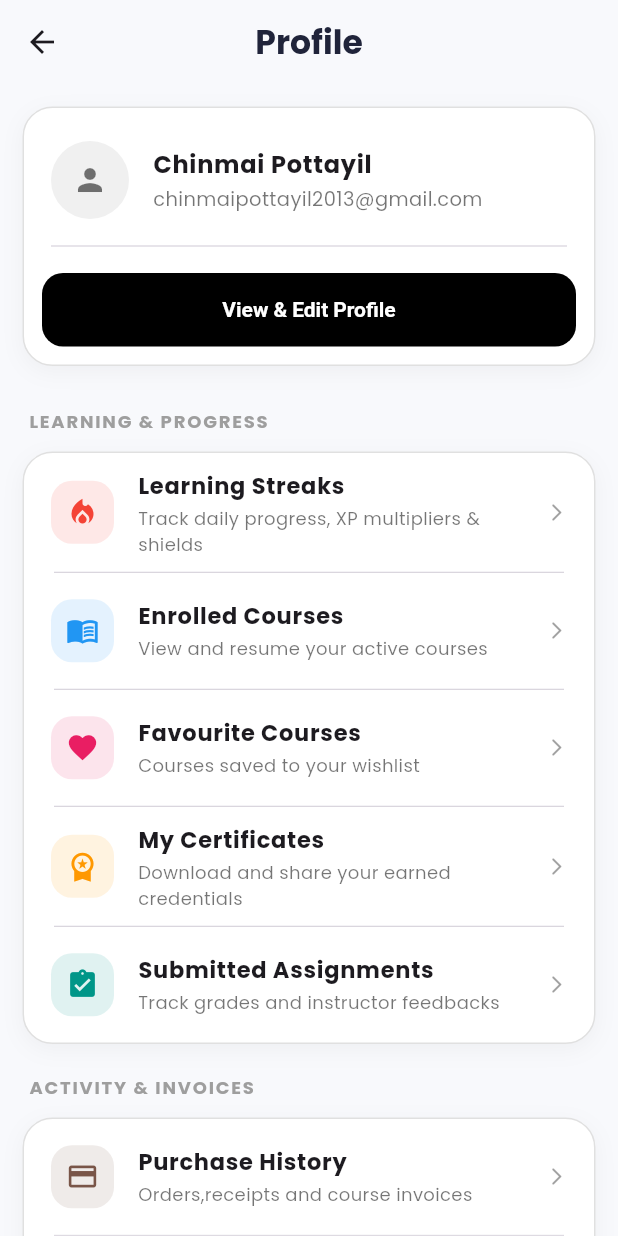
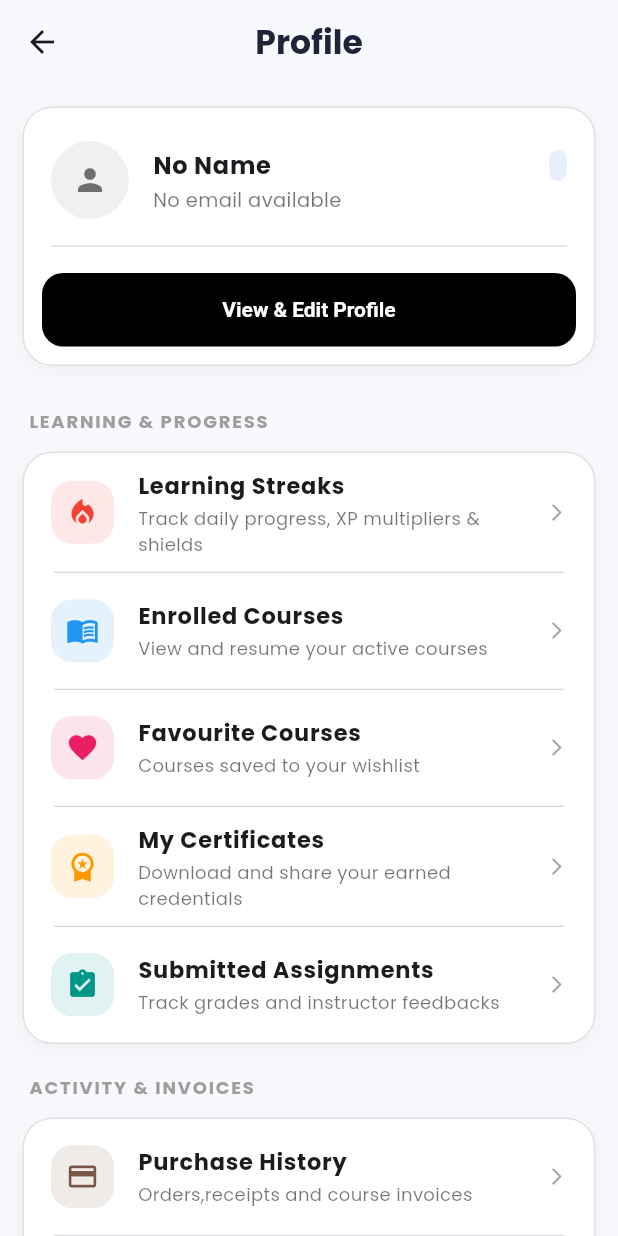
Before and after one commit to chinmaipottayil2013-a11y/course_learning, a Flutter app: the ScreenProfile screen opened directly, on a phone screen of 412 x 824 dp. Run offline on Flutter 3.47's test engine with Material 3 defaults, Android fonts, the phone set to English and light mode, and no system bars; our stand-ins replace flutter_dotenv, flutter_spinkit, google_fonts, shared_preferences; missing offline and left inert: razorpay_flutter; accounts and stored records are empty; network calls fail.

Commit message:
Fixed profile name and email

```diff
--- a/lib/providers/bottom_nav_bar_provider.dart
+++ b/lib/providers/bottom_nav_bar_provider.dart
@@ -8,4 +8,9 @@ class BottomNavBarProvider extends ChangeNotifier {
     _currentIndex = index;
     notifyListeners();
   }
+
+  void reset() {
+    _currentIndex = 0;
+    notifyListeners();
+  }
 }
--- a/lib/screens/screen_home.dart
+++ b/lib/screens/screen_home.dart
@@ -384,9 +384,6 @@ class _HomescreenState extends State<ScreenHome> {
             letterSpacing: -0.5,
           ),
         ),
-        actions: [
-          IconButton(onPressed: logout, icon: const Icon(Icons.logout)),
-        ],
       ),
       body: Consumer<HomescreenProvider>(
         builder: (context, homeScreenProvider, child) {
--- a/lib/screens/screen_profile.dart
+++ b/lib/screens/screen_profile.dart
@@ -2,7 +2,9 @@ import 'package:flutter/material.dart';
 import 'package:learning_course2/core/constants/colors_constants.dart';
 
 import 'package:learning_course2/providers/authentication_provider.dart';
+import 'package:learning_course2/providers/bottom_nav_bar_provider.dart';
 import 'package:learning_course2/screens/screen_enrolled_courses.dart';
+import 'package:learning_course2/screens/screen_favourite.dart';
 import 'package:learning_course2/screens/screen_login.dart';
 import 'package:provider/provider.dart';
 
@@ -30,7 +32,7 @@ class _ScreenProfileState extends State<ScreenProfile> {
     {
       'title': 'Favourite Courses',
       'subtitle': 'Courses saved to your wishlist',
-      'icon': Icons.favorite, // icons were swapped with Certificates
+      'icon': Icons.favorite,
       'color': Colors.pink,
     },
     {
@@ -72,11 +74,30 @@ class _ScreenProfileState extends State<ScreenProfile> {
           ),
         );
         break;
+
+      case 'Favourite Courses':
+        Navigator.push(
+          context,
+          MaterialPageRoute(builder: (context) => const ScreenFavourite()),
+        );
     }
   }
 
   @override
   Widget build(BuildContext context) {
+    final auth = context.watch<AuthenticationProvider>();
+    final user = auth.model?.userData;
+    final String? profileImage = user?.profilePicture;
+    final bool hasImage = profileImage != null && profileImage.isNotEmpty;
+
+    // log('User: ${user?.name}');
+    // log('Username: ${user?.username}');
+    // log('Email: ${user?.email}');
+
+    // log('Model: ${auth.model}');
+    // log('User data: ${auth.model?.userData}');
+    // log('Name: ${user?.name}');
+    // log('Email: ${user?.email}');
     return Scaffold(
       backgroundColor: ColorsConstants.background,
       appBar: AppBar(
@@ -120,19 +141,57 @@ class _ScreenProfileState extends State<ScreenProfile> {
                       leading: CircleAvatar(
                         radius: 26,
                         backgroundColor: Colors.black.withValues(alpha: 0.06),
-                        child: const Icon(Icons.person, color: Colors.black54),
+                        child: hasImage
+                            ? ClipOval(
+                                child: Image.network(
+                                  profileImage,
+                                  height: 52,
+                                  width: 52,
+                                  fit: BoxFit.cover,
+                                  errorBuilder: (context, error, stackTrace) {
+                                    return const Icon(
+                                      Icons.person,
+                                      color: Colors.black54,
+                                    );
+                                  },
+                                ),
+                              )
+                            : const Icon(Icons.person, color: Colors.black54),
                       ),
-                      title: const Text(
-                        'Chinmai Pottayil',
-                        style: TextStyle(
-                          fontSize: 16,
-                          fontWeight: FontWeight.bold,
-                        ),
+                      title: Row(
+                        children: [
+                          Text(
+                            user?.name ?? 'No Name',
+                            style: TextStyle(
+                              fontSize: 16,
+                              fontWeight: FontWeight.bold,
+                            ),
+                          ),
+                          const Spacer(),
+                          Container(
+                            padding: EdgeInsets.symmetric(
+                              horizontal: 6,
+                              vertical: 3,
+                            ),
+                            decoration: BoxDecoration(
+                              color: ColorsConstants.containerColor,
+                              borderRadius: BorderRadius.circular(15),
+                            ),
+                            child: Text(
+                              user?.role ?? '',
+                              style: TextStyle(
+                                fontSize: 10,
+                                color: ColorsConstants.primary,
+                                fontWeight: FontWeight.bold,
+                              ),
+                            ),
+                          ),
+                        ],
                       ),
-                      subtitle: const Padding(
+                      subtitle: Padding(
                         padding: EdgeInsets.only(top: 2),
                         child: Text(
-                          'chinmaipottayil2013@gmail.com',
+                          user?.email ?? 'No email available',
                           style: TextStyle(fontSize: 13, color: Colors.black54),
                         ),
                       ),
@@ -282,6 +341,7 @@ class _ScreenProfileState extends State<ScreenProfile> {
                   ),
                   onPressed: () async {
                     await context.read<AuthenticationProvider>().logout();
+                    context.read<BottomNavBarProvider>().reset();
 
                     Navigator.pushAndRemoveUntil(
                       context,
```
Also changed, not shown: lib/providers/authentication_provider.dart (+44 -0 lines), lib/providers/enrolled_course_provider.dart (+23 -23 lines), lib/reusables/course_list_widget.dart (+22 -14 lines), lib/screens/screen_bottom_nav.dart (+3 -6 lines), lib/screens/screen_enrolled_courses.dart (+18 -5 lines), lib/services/authentication_service.dart (+6 -5 lines).
